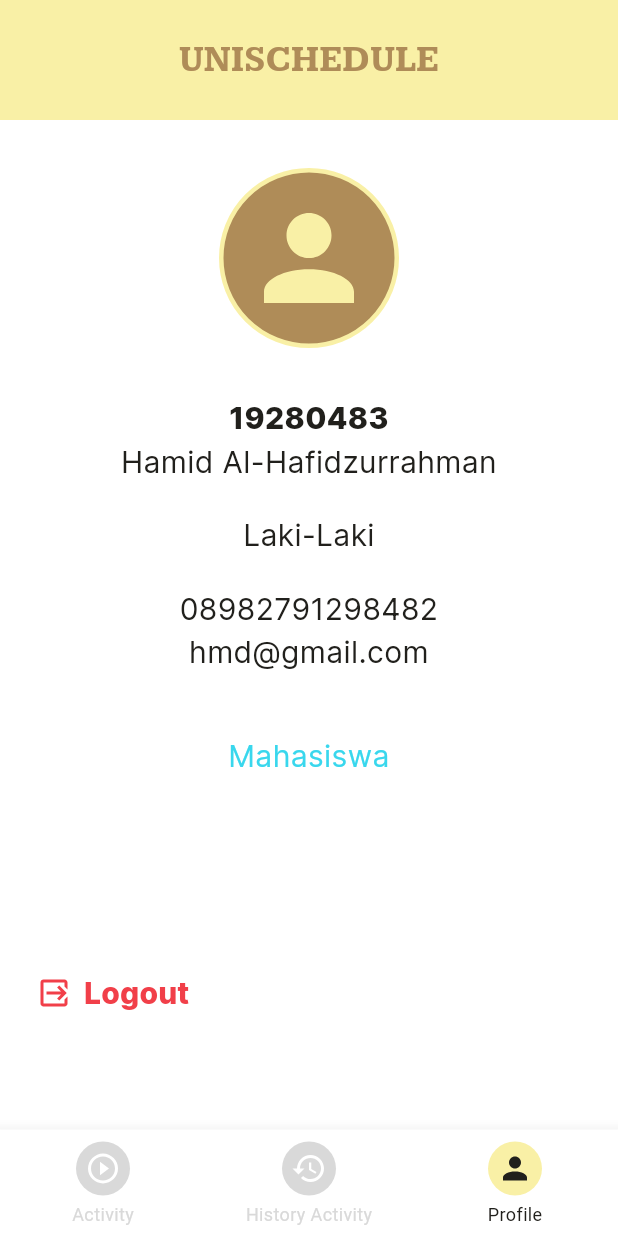
After one commit to mmukramm/unischedule_app, a Flutter app: the screen it shows after launch, item 3 of the bottom bar chosen, after a tap on "Logout", on a phone screen of 412 x 824 dp. The commit adds this screen. Run offline on Flutter 3.47's test engine with Material 3 defaults, Android fonts, the phone set to English and light mode, and no system bars; our stand-ins replace after_layout, flutter_svg, get_it.

Commit message:
'feat': slicing activity, activity history, and profile page

```diff
--- a/lib/core/theme/text_theme.dart
+++ b/lib/core/theme/text_theme.dart
@@ -5,32 +5,47 @@ TextTheme textTheme = const TextTheme(
   displayLarge: TextStyle(
     fontFamily: 'Inter',
     fontSize: 40,
-    fontWeight: FontWeight.w600,
+    fontWeight: FontWeight.w700,
   ),
   displayMedium: TextStyle(
     fontFamily: 'Inter',
     fontSize: 32,
-    fontWeight: FontWeight.w600,
+    fontWeight: FontWeight.w700,
   ),
   displaySmall: TextStyle(
     fontFamily: 'Inter',
     fontSize: 24,
-    fontWeight: FontWeight.w600,
+    fontWeight: FontWeight.w700,
   ),
   headlineLarge: TextStyle(
     fontFamily: 'Kameron',
     fontSize: 40,
-    fontWeight: FontWeight.w600,
+    fontWeight: FontWeight.w700,
   ),
   headlineMedium: TextStyle(
     fontFamily: 'Kameron',
     fontSize: 32,
-    fontWeight: FontWeight.w600,
+    fontWeight: FontWeight.w700,
   ),
   headlineSmall: TextStyle(
     fontFamily: 'Kameron',
     fontSize: 24,
-    fontWeight: FontWeight.w600,
+    fontWeight: FontWeight.w700,
+  ),
+  titleLarge: TextStyle(
+    fontFamily: 'Inter',
+    fontSize: 20,
+    fontWeight: FontWeight.w800,
+  ),
+  titleMedium: TextStyle(
+    fontFamily: 'Inter',
+    fontSize: 16,
+    fontWeight: FontWeight.w700,
+  ),
+  titleSmall: TextStyle(
+    fontFamily: 'Inter',
+    fontSize: 12,
+    fontWeight: FontWeight.w700,
   ),
   bodyLarge: TextStyle(
     fontFamily: 'Inter',
--- /dev/null
+++ b/lib/features/presentation/common/login_page.dart
@@ -0,0 +1,10 @@
+import 'package:flutter/material.dart';
+
+class LoginPage extends StatelessWidget {
+  const LoginPage({super.key});
+
+  @override
+  Widget build(BuildContext context) {
+    return const Placeholder();
+  }
+}
--- a/lib/features/unischedule.dart
+++ b/lib/features/presentation/common/register_page.dart
@@ -1,7 +1,7 @@
 import 'package:flutter/material.dart';
 
-class Unischedule extends StatelessWidget {
-  const Unischedule({super.key});
+class RegisterPage extends StatelessWidget {
+  const RegisterPage({super.key});
 
   @override
   Widget build(BuildContext context) {
--- a/lib/features/presentation/common/splash_page.dart
+++ b/lib/features/presentation/common/splash_page.dart
@@ -6,7 +6,7 @@ import 'package:unischedule_app/core/theme/colors.dart';
 import 'package:unischedule_app/core/theme/text_theme.dart';
 import 'package:unischedule_app/core/utils/asset_path.dart';
 import 'package:unischedule_app/core/utils/keys.dart';
-import 'package:unischedule_app/features/presentation/common/wrapper.dart';
+import 'package:unischedule_app/features/presentation/user/user_main_menu.dart';
 
 class SplashPage extends StatefulWidget {
   const SplashPage({super.key});
@@ -60,7 +60,7 @@ class _SplashPageState extends State<SplashPage>
       () {
         navigatorKey.currentState!.pushReplacement(
           MaterialPageRoute(
-            builder: (context) => const Wrapper(),
+            builder: (context) => const UserMainMenu(),
           ),
         );
       },
--- a/lib/features/presentation/common/wrapper.dart
+++ b/lib/features/presentation/common/wrapper.dart
@@ -5,6 +5,7 @@ class Wrapper extends StatelessWidget {
 
   @override
   Widget build(BuildContext context) {
+
     return const Scaffold(
       body: Center(
         child: Text("Testt"),
--- /dev/null
+++ b/lib/features/presentation/user/activity/activity_page.dart
@@ -0,0 +1,147 @@
+import 'package:flutter/material.dart';
+import 'package:flutter_staggered_grid_view/flutter_staggered_grid_view.dart';
+import 'package:unischedule_app/core/theme/colors.dart';
+import 'package:unischedule_app/core/theme/text_theme.dart';
+import 'package:unischedule_app/core/utils/asset_path.dart';
+import 'package:unischedule_app/features/presentation/widget/custom_app_bar.dart';
+
+class ActivityPage extends StatelessWidget {
+  const ActivityPage({super.key});
+
+  @override
+  Widget build(BuildContext context) {
+    List data = [
+      {
+        "image": "sample.png",
+        "title":
+            "Kampus Merdeka Belajar Kampus Merdeka (MBKM) Program Kompetisi Kampus Merdeka (PKKM) 2023",
+      },
+      {
+        "image": "sample.png",
+        "title":
+            "Kampus Merdeka Belajar Kampus Merdeka (MBKM) Program Kompetisi Kampus Merdeka (PKKM) 2023",
+      },
+      {
+        "image": "sample.png",
+        "title":
+            "Kampus Merdeka Belajar Kampus Merdeka (MBKM) Program Kompetisi Kampus Merdeka (PKKM) 2023",
+      },
+      {
+        "image": "sample.png",
+        "title":
+            "Kampus Merdeka Belajar Kampus Merdeka (MBKM) Program Kompetisi Kampus Merdeka (PKKM) 2023",
+      },
+      {
+        "image": "sample.png",
+        "title":
+            "Kampus Merdeka Belajar Kampus Merdeka (MBKM) Program Kompetisi Kampus Merdeka (PKKM) 2023",
+      },
+      {
+        "image": "sample.png",
+        "title":
+            "Kampus Merdeka Belajar Kampus Merdeka (MBKM) Program Kompetisi Kampus Merdeka (PKKM) 2023",
+      },
+      {
+        "image": "sample.png",
+        "title":
+            "Kampus Merdeka Belajar Kampus Merdeka (MBKM) Program Kompetisi Kampus Merdeka (PKKM) 2023",
+      },
+    ];
+
+    return Scaffold(
+      appBar: const CustomAppBar(),
+      backgroundColor: backgroundColor,
+      body: SingleChildScrollView(
+        child: Column(
+          children: [
+            const SizedBox(
+              height: 24,
+            ),
+            Text(
+              "Daftar Kegiatan Aktif",
+              style: textTheme.displaySmall!,
+            ),
+            const SizedBox(
+              height: 12,
+            ),
+            Padding(
+              padding: const EdgeInsets.all(8),
+              child: StaggeredGrid.count(
+                crossAxisCount: 8,
+                crossAxisSpacing: 8,
+                mainAxisSpacing: 8,
+                children: List.generate(
+                  data.length,
+                  (index) => StaggeredGridTile.count(
+                    crossAxisCellCount: 4,
+                    mainAxisCellCount: 6,
+                    child: Container(
+                      padding: const EdgeInsets.all(8),
+                      decoration: const BoxDecoration(
+                        color: scaffoldColor,
+                      ),
+                      child: Column(
+                        children: [
+                          Image.asset(
+                            AssetPath.getImages("sample.png"),
+                            width: double.infinity,
+                            fit: BoxFit.cover,
+                          ),
+                          const SizedBox(
+                            height: 12,
+                          ),
+                          Text(
+                            "Kampus Merdeka Belajar Kampus Merdeka (MBKM) Program Kompetisi Kampus Merdeka (PKKM) 2023",
+                            maxLines: 4,
+                            overflow: TextOverflow.ellipsis,
+                            textAlign: TextAlign.center,
+                            style: textTheme.titleSmall!.copyWith(
+                              color: primaryTextColor,
+                            ),
+                          )
+                        ],
+                      ),
+                    ),
+                  ),
+                ),
+                // [
+                //   StaggeredGridTile.count(
+                //     crossAxisCellCount: 4,
+                //     mainAxisCellCount: 6,
+                //     child: Container(
+                //       padding: const EdgeInsets.all(8),
+                //       decoration: const BoxDecoration(
+                //         color: scaffoldColor,
+                //       ),
+                //       child: Column(
+                //         children: [
+                //           Image.asset(
+                //             AssetPath.getImages("sample.png"),
+                //             width: double.infinity,
+                //             fit: BoxFit.cover,
+                //           ),
+                //           const SizedBox(
+                //             height: 12,
+                //           ),
+                //           Text(
+                //             "Kampus Merdeka Belajar Kampus Merdeka (MBKM) Program Kompetisi Kampus Merdeka (PKKM) 2023",
+                //             maxLines: 4,
+                //             overflow: TextOverflow.ellipsis,
+                //             textAlign: TextAlign.center,
+                //             style: textTheme.titleSmall!.copyWith(
+                //               color: primaryTextColor,
+                //             ),
+                //           )
+                //         ],
+                //       ),
+                //     ),
+                //   ),
+                // ],
+              ),
+            ),
+          ],
+        ),
+      ),
+    );
+  }
+}
--- /dev/null
+++ b/lib/features/presentation/user/activity_history/activity_history_page.dart
@@ -0,0 +1,115 @@
+import 'package:flutter/material.dart';
+import 'package:flutter_staggered_grid_view/flutter_staggered_grid_view.dart';
+import 'package:unischedule_app/core/theme/colors.dart';
+import 'package:unischedule_app/core/theme/text_theme.dart';
+import 'package:unischedule_app/core/utils/asset_path.dart';
+import 'package:unischedule_app/features/presentation/widget/custom_app_bar.dart';
+
+class ActivityHistoryPage extends StatelessWidget {
+  const ActivityHistoryPage({super.key});
+
+  @override
+  Widget build(BuildContext context) {
+    List data = [
+      {
+        "image": "sample.png",
+        "title":
+            "Kampus Merdeka Belajar Kampus Merdeka (MBKM) Program Kompetisi Kampus Merdeka (PKKM) 2023",
+      },
+      {
+        "image": "sample.png",
+        "title":
+            "Kampus Merdeka Belajar Kampus Merdeka (MBKM) Program Kompetisi Kampus Merdeka (PKKM) 2023",
+      },
+      {
+        "image": "sample.png",
+        "title":
+            "Kampus Merdeka Belajar Kampus Merdeka (MBKM) Program Kompetisi Kampus Merdeka (PKKM) 2023",
+      },
+      {
+        "image": "sample.png",
+        "title":
+            "Kampus Merdeka Belajar Kampus Merdeka (MBKM) Program Kompetisi Kampus Merdeka (PKKM) 2023",
+      },
+      {
+        "image": "sample.png",
+        "title":
+            "Kampus Merdeka Belajar Kampus Merdeka (MBKM) Program Kompetisi Kampus Merdeka (PKKM) 2023",
+      },
+      {
+        "image": "sample.png",
+        "title":
+            "Kampus Merdeka Belajar Kampus Merdeka (MBKM) Program Kompetisi Kampus Merdeka (PKKM) 2023",
+      },
+      {
+        "image": "sample.png",
+        "title":
+            "Kampus Merdeka Belajar Kampus Merdeka (MBKM) Program Kompetisi Kampus Merdeka (PKKM) 2023",
+      },
+    ];
+
+    return Scaffold(
+      appBar: const CustomAppBar(),
+      backgroundColor: backgroundColor,
+      body: SingleChildScrollView(
+        child: Column(
+          children: [
+            const SizedBox(
+              height: 24,
+            ),
+            Text(
+              "History Kegiatan Yang Telah Diikuti",
+              textAlign: TextAlign.center,
+              style: textTheme.displaySmall!,
+            ),
+            const SizedBox(
+              height: 12,
+            ),
+            Padding(
+              padding: const EdgeInsets.all(8),
+              child: StaggeredGrid.count(
+                crossAxisCount: 8,
+                crossAxisSpacing: 8,
+                mainAxisSpacing: 8,
+                children: List.generate(
+                  data.length,
+                  (index) => StaggeredGridTile.count(
+                    crossAxisCellCount: 4,
+                    mainAxisCellCount: 6,
+                    child: Container(
+                      padding: const EdgeInsets.all(8),
+                      decoration: const BoxDecoration(
+                        color: scaffoldColor,
+                      ),
+                      child: Column(
+                        children: [
+                          Image.asset(
+                            AssetPath.getImages("sample.png"),
+                            width: double.infinity,
+                            fit: BoxFit.cover,
+                          ),
+                          const SizedBox(
+                            height: 12,
+                          ),
+                          Text(
+                            "Kampus Merdeka Belajar Kampus Merdeka (MBKM) Program Kompetisi Kampus Merdeka (PKKM) 2023",
+                            maxLines: 4,
+                            overflow: TextOverflow.ellipsis,
+                            textAlign: TextAlign.center,
+                            style: textTheme.titleSmall!.copyWith(
+                              color: primaryTextColor,
+                            ),
+                          )
+                        ],
+                      ),
+                    ),
+                  ),
+                ),
+              ),
+            ),
+          ],
+        ),
+      ),
+    );
+  }
+}
--- /dev/null
+++ b/lib/features/presentation/user/profile/profile_page.dart
@@ -0,0 +1,172 @@
+import 'package:flutter/material.dart';
+import 'package:flutter_svg/svg.dart';
+import 'package:unischedule_app/core/theme/colors.dart';
+import 'package:unischedule_app/core/theme/text_theme.dart';
+import 'package:unischedule_app/core/utils/asset_path.dart';
+import 'package:unischedule_app/features/presentation/widget/custom_app_bar.dart';
+
+class ProfilePage extends StatelessWidget {
+  final bool withBackButton;
+  const ProfilePage({
+    super.key,
+    this.withBackButton = false,
+  });
+
+  @override
+  Widget build(BuildContext context) {
+    return Scaffold(
+      appBar: CustomAppBar(
+        withBackButton: withBackButton,
+      ),
+      backgroundColor: scaffoldColor,
+      body: SingleChildScrollView(
+        child: SizedBox(
+          width: double.infinity,
+          child: Column(
+            children: [
+              const SizedBox(
+                height: 32,
+              ),
+              Container(
+                width: 120,
+                height: 120,
+                decoration: BoxDecoration(
+                  color: secondaryTextColor,
+                  shape: BoxShape.circle,
+                  border: Border.all(
+                    width: 3,
+                    color: primaryColor,
+                  ),
+                ),
+                child: Padding(
+                  padding: const EdgeInsets.all(12),
+                  child: SvgPicture.asset(
+                    width: 80,
+                    AssetPath.getIcons('user.svg'),
+                    colorFilter: const ColorFilter.mode(
+                      primaryColor,
+                      BlendMode.srcIn,
+                    ),
+                  ),
+                ),
+              ),
+              const SizedBox(
+                height: 32,
+              ),
+              Text(
+                "19280483",
+                textAlign: TextAlign.center,
+                style: textTheme.titleLarge!,
+              ),
+              Text(
+                "Hamid Al-Hafidzurrahman",
+                textAlign: TextAlign.center,
+                style: textTheme.bodyLarge!,
+              ),
+              const SizedBox(
+                height: 20,
+              ),
+              Text(
+                "Laki-Laki",
+                textAlign: TextAlign.center,
+                style: textTheme.bodyLarge!,
+              ),
+              const SizedBox(
+                height: 20,
+              ),
+              Text(
+                "08982791298482",
+                textAlign: TextAlign.center,
+                style: textTheme.bodyLarge!,
+              ),
+              Text(
+                "hmd@gmail.com",
+                textAlign: TextAlign.center,
+                style: textTheme.bodyLarge!,
+              ),
+              const SizedBox(
+                height: 40,
+              ),
+              Text(
+                "Mahasiswa",
+                textAlign: TextAlign.center,
+                style: textTheme.bodyLarge!.copyWith(
+                  color: infoColor,
+                ),
+              ),
+              const SizedBox(
+                height: 120,
+              ),
+              // Column(
+              //   children: [
+              //     const SizedBox(
+              //       height: 40,
+              //     ),
+              //     Text(
+              //       "Verifikasi Email untuk mendaftar di acara",
+              //       style: textTheme.bodyMedium!.copyWith(
+              //         color: dangerColor,
+              //       ),
+              //     ),
+              //     const SizedBox(
+              //       height: 8,
+              //     ),
+              //     FilledButton(
+              //       style: FilledButton.styleFrom(
+              //           backgroundColor: warningColor,
+              //           shape: const RoundedRectangleBorder()),
+              //       onPressed: () {},
+              //       child: Text(
+              //         'Verifikasi Email',
+              //         style: textTheme.titleMedium!.copyWith(
+              //           color: primaryTextColor,
+              //         ),
+              //       ),
+              //     ),
+              //     const SizedBox(
+              //       height: 32,
+              //     ),
+              //   ],
+              // ),
+              Padding(
+                padding: const EdgeInsets.symmetric(horizontal: 24),
+                child: Row(
+                  children: [
+                    FilledButton(
+                      style: FilledButton.styleFrom(
+                        padding: EdgeInsets.zero,
+                        backgroundColor: Colors.transparent,
+                      ),
+                      onPressed: () {},
+                      child: Row(
+                        mainAxisSize: MainAxisSize.min,
+                        children: [
+                          SvgPicture.asset(
+                            AssetPath.getIcons('logout.svg'),
+                            colorFilter: const ColorFilter.mode(
+                              dangerColor,
+                              BlendMode.srcIn,
+                            ),
+                          ),
+                          const SizedBox(
+                            width: 8,
+                          ),
+                          Text(
+                            'Logout',
+                            style: textTheme.titleLarge!.copyWith(
+                              color: dangerColor,
+                            ),
+                          ),
+                        ],
+                      ),
+                    ),
+                  ],
+                ),
+              )
+            ],
+          ),
+        ),
+      ),
+    );
+  }
+}
--- /dev/null
+++ b/lib/features/presentation/user/user_main_menu.dart
@@ -0,0 +1,124 @@
+import 'package:flutter/material.dart';
+import 'package:flutter_svg/svg.dart';
+import 'package:unischedule_app/core/theme/colors.dart';
+import 'package:unischedule_app/core/utils/asset_path.dart';
+import 'package:unischedule_app/features/presentation/user/activity/activity_page.dart';
+import 'package:unischedule_app/features/presentation/user/activity_history/activity_history_page.dart';
+import 'package:unischedule_app/features/presentation/user/profile/profile_page.dart';
+
+class UserMainMenu extends StatefulWidget {
+  const UserMainMenu({super.key});
+
+  @override
+  State<UserMainMenu> createState() => _UserMainMenuState();
+}
+
+class _UserMainMenuState extends State<UserMainMenu> {
+  late final List<Widget> pages;
+
+  late int _currentIndexMenu;
+
+  @override
+  void initState() {
+    super.initState();
+    pages = [
+      const ActivityPage(),
+      const ActivityHistoryPage(),
+      const ProfilePage(),
+    ];
+
+    _currentIndexMenu = 0;
+  }
+
+  @override
+  Widget build(BuildContext context) {
+    return Scaffold(
+      body: pages[_currentIndexMenu],
+      bottomNavigationBar: Theme(
+        data: ThemeData(
+          splashColor: Colors.transparent,
+          highlightColor: Colors.transparent,
+        ),
+        child: BottomNavigationBar(
+          backgroundColor: scaffoldColor,
+          currentIndex: _currentIndexMenu,
+          selectedFontSize: 12,
+          unselectedFontSize: 12,
+          selectedItemColor: primaryTextColor,
+          unselectedItemColor: backgroundColor,
+          onTap: (pageIndex) {
+            setState(() {
+              _currentIndexMenu = pageIndex;
+            });
+          },
+          items: [
+            BottomNavigationBarItem(
+              label: 'Activity',
+              icon: Container(
+                margin: const EdgeInsets.only(bottom: 4, top: 2),
+                padding: const EdgeInsets.all(6),
+                decoration: BoxDecoration(
+                  borderRadius: BorderRadius.circular(100),
+                  color: _currentIndexMenu == 0 ? primaryColor : backgroundColor,
+                ),
+                child: SvgPicture.asset(
+                  colorFilter: ColorFilter.mode(
+                    _currentIndexMenu == 0 ? primaryTextColor : scaffoldColor,
+                    BlendMode.srcIn,
+                  ),
+                  width: 24,
+                  AssetPath.getIcons(
+                    'play-circle.svg',
+                  ),
+                ),
+              ),
+            ),
+            BottomNavigationBarItem(
+              label: 'History Activity',
+              backgroundColor: primaryColor,
+              icon: Container(
+                margin: const EdgeInsets.only(bottom: 4, top: 2),
+                padding: const EdgeInsets.all(6),
+                decoration: BoxDecoration(
+                  borderRadius: BorderRadius.circular(100),
+                  color: _currentIndexMenu == 1 ? primaryColor : backgroundColor,
+                ),
+                child: SvgPicture.asset(
+                  colorFilter: ColorFilter.mode(
+                    _currentIndexMenu == 1 ? primaryTextColor : scaffoldColor,
+                    BlendMode.srcIn,
+                  ),
+                  width: 24,
+                  AssetPath.getIcons(
+                    'history.svg',
+                  ),
+                ),
+              ),
+            ),
+            BottomNavigationBarItem(
+              label: 'Profile',
+              icon: Container(
+                margin: const EdgeInsets.only(bottom: 4, top: 2),
+                padding: const EdgeInsets.all(6),
+                decoration: BoxDecoration(
+                  borderRadius: BorderRadius.circular(100),
+                  color: _currentIndexMenu == 2 ? primaryColor : backgroundColor,
+                ),
+                child: SvgPicture.asset(
+                  colorFilter: ColorFilter.mode(
+                    _currentIndexMenu == 2 ? primaryTextColor : scaffoldColor,
+                    BlendMode.srcIn,
+                  ),
+                  width: 24,
+                  AssetPath.getIcons(
+                    'user.svg',
+                  ),
+                ),
+              ),
+            ),
+          ],
+        ),
+      ),
+    );
+  }
+}
--- /dev/null
+++ b/lib/features/presentation/widget/custom_app_bar.dart
@@ -0,0 +1,53 @@
+import 'package:flutter/material.dart';
+import 'package:flutter_svg/svg.dart';
+import 'package:unischedule_app/core/theme/colors.dart';
+import 'package:unischedule_app/core/theme/text_theme.dart';
+import 'package:unischedule_app/core/utils/asset_path.dart';
+
+class CustomAppBar extends StatelessWidget implements PreferredSize {
+  final String title;
+  final bool withBackButton;
+
+  const CustomAppBar({
+    super.key,
+    this.title = "UNISCHEDULE",
+    this.withBackButton = false,
+  });
+
+  @override
+  Widget build(BuildContext context) {
+    return AppBar(
+      toolbarHeight: 120,
+      title: Text(
+        title,
+        style: textTheme.headlineSmall!.copyWith(
+          color: secondaryTextColor,
+        ),
+      ),
+      surfaceTintColor: primaryColor,
+      backgroundColor: primaryColor,
+      centerTitle: true,
+      elevation: 0,
+      leading: withBackButton
+          ? IconButton(
+              icon: SvgPicture.asset(
+                width: 32,
+                height: 32,
+                AssetPath.getIcons('back-play.svg'),
+                colorFilter: const ColorFilter.mode(
+                  secondaryTextColor,
+                  BlendMode.srcIn,
+                ),
+              ),
+              onPressed: () {},
+            )
+          : null,
+    );
+  }
+
+  @override
+  Widget get child => const SizedBox();
+
+  @override
+  Size get preferredSize => const Size.fromHeight(80);
+}
--- /dev/null
+++ b/lib/injection_container.dart
@@ -0,0 +1,29 @@
+import 'package:get_it/get_it.dart';
+
+final getIt = GetIt.instance;
+
+Future<void> init() async {
+  initBlocs();
+  initUseCases();
+  initRepositories();
+  initDataSources();
+  await initExternal();
+}
+
+void initBlocs() {
+
+}
+
+void initUseCases() {
+}
+
+void initRepositories() {
+}
+
+void initDataSources() {
+
+}
+
+Future<void> initExternal() async {
+
+}
--- a/pubspec.yaml
+++ b/pubspec.yaml
@@ -38,6 +38,9 @@ dependencies:
   flutter_launcher_icons: ^0.13.1
   after_layout: ^1.2.0
   flutter_bloc: ^8.1.5
+  get_it: ^7.7.0
+  flutter_svg: ^2.0.10+1
+  flutter_staggered_grid_view: ^0.7.0
 
 flutter_launcher_icons:
   android: "ic_launcher"
```
Also changed, not shown: assets/icons/application-export.svg (added), assets/icons/back-play.svg (added), assets/icons/history.svg (added), assets/icons/logout.svg (added), assets/icons/play-circle.svg (added), assets/icons/user.svg (added), assets/images/sample.png (added), pubspec.lock.
